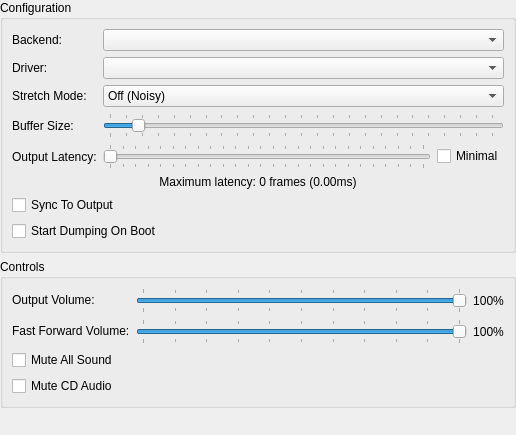
This is src/duckstation-qt/audiosettingswidget.ui in kofxi3584karlayang/duckstation as Qt 5 draws it before an edit. The edited form follows.
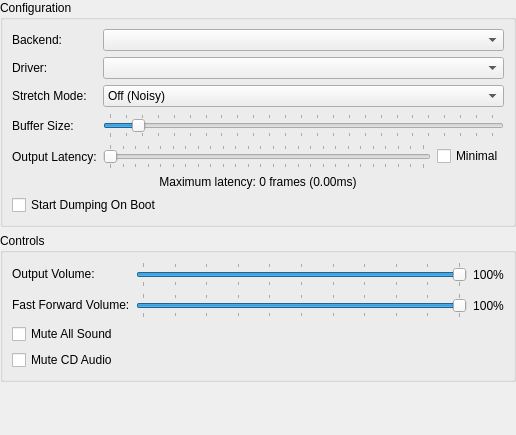
This is the edited form.

Commit message:
Settings: Drop audio sync option
Not relevant since time stretching was added.

Diff of the .ui file:
```diff
--- a/src/duckstation-qt/audiosettingswidget.ui
+++ b/src/duckstation-qt/audiosettingswidget.ui
@@ -39,7 +39,7 @@
         </property>
        </widget>
       </item>
-      <item row="7" column="0" colspan="2">
+      <item row="6" column="0" colspan="2">
        <widget class="QCheckBox" name="startDumpingOnBoot">
         <property name="text">
          <string>Start Dumping On Boot</string>
@@ -126,13 +126,6 @@
         </property>
        </widget>
       </item>
-      <item row="6" column="0" colspan="2">
-       <widget class="QCheckBox" name="syncToOutput">
-        <property name="text">
-         <string>Sync To Output</string>
-        </property>
-       </widget>
-      </item>
       <item row="5" column="0" colspan="2">
        <widget class="QLabel" name="bufferingLabel">
         <property name="text">
```
The commit also changes 5 other files.
